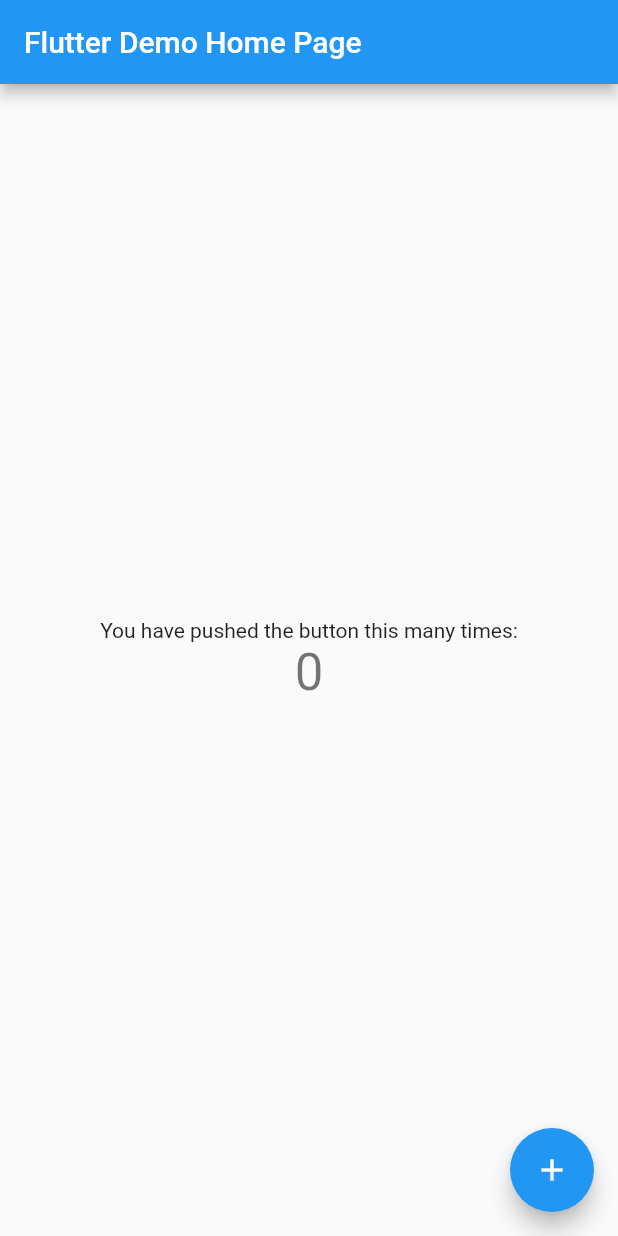
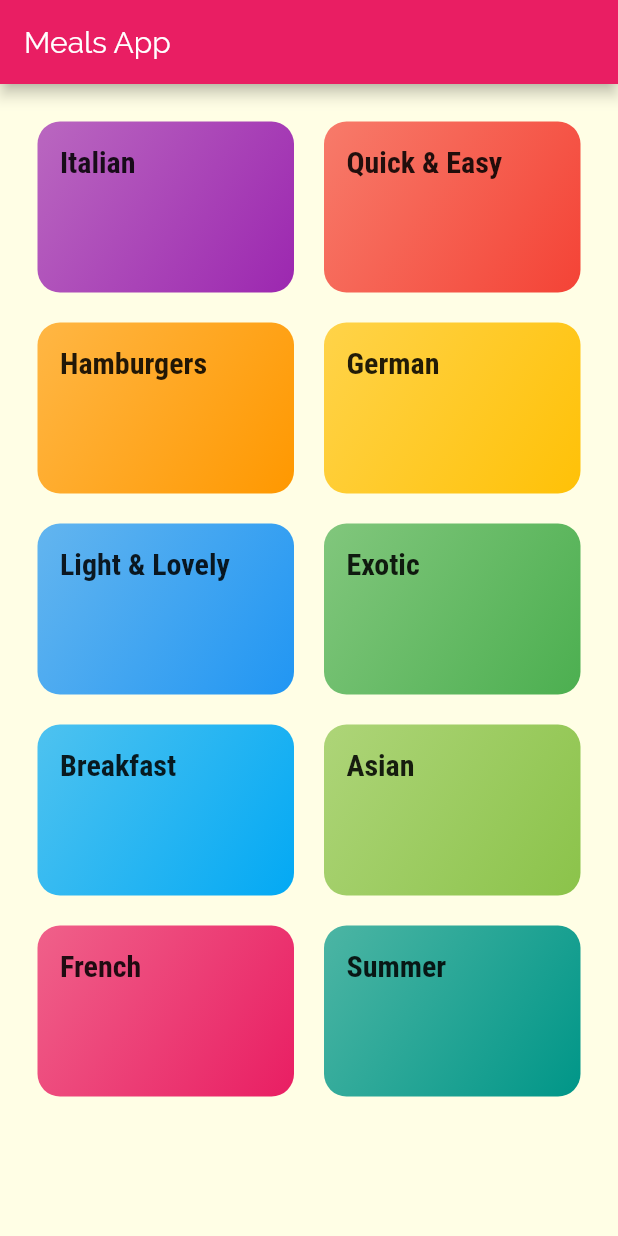
Before and after one commit to lazuardidev/meals-app-simple, a Flutter app: the screen it shows after launch, on a phone screen of 412 x 824 dp. Run offline on Flutter 3.47's test engine with Material 2 defaults, Android fonts, the phone set to English and light mode, and no system bars.

Commit message:
Setting theme main.dart and add routes, create categories screen with category item and create category meals screen for category detail screen

```diff
--- /dev/null
+++ b/lib/categories_screen.dart
@@ -0,0 +1,27 @@
+import 'package:flutter/material.dart';
+import 'package:meals_app/category_item.dart';
+import 'package:meals_app/dummy_data.dart';
+
+class CategoriesScreen extends StatelessWidget {
+  @override
+  Widget build(BuildContext context) {
+    return Scaffold(
+      appBar: AppBar(
+        title: const Text('Meals App'),
+      ),
+      body: GridView(
+        padding: const EdgeInsets.all(25),
+        children: DUMMY_CATEGORIES
+            .map(
+              (data) => CategoryItem(data.id, data.title, data.color),
+            )
+            .toList(),
+        gridDelegate: SliverGridDelegateWithMaxCrossAxisExtent(
+            maxCrossAxisExtent: 200,
+            childAspectRatio: 3 / 2,
+            crossAxisSpacing: 20,
+            mainAxisSpacing: 20),
+      ),
+    );
+  }
+}
--- /dev/null
+++ b/lib/category_item.dart
@@ -0,0 +1,47 @@
+import 'package:flutter/material.dart';
+import 'package:meals_app/category_meals_screen.dart';
+
+class CategoryItem extends StatelessWidget {
+  final String id;
+  final String title;
+  final Color color;
+
+  CategoryItem(this.id, this.title, this.color);
+
+  void selectCategory(BuildContext context){
+    Navigator.of(context).pushNamed(
+      CategoryMealsScreen.routeName,
+      arguments: {
+        'id': id,
+        'title': title,
+      },
+    );
+  }
+
+  @override
+  Widget build(BuildContext context) {
+    return InkWell(
+      onTap: () => selectCategory(context),
+      splashColor: Theme.of(context).primaryColor,
+      borderRadius: BorderRadius.circular(15),
+      child: Container(
+        padding: const EdgeInsets.all(15),
+        child: Text(
+          title,
+          style: Theme.of(context).textTheme.headline6,
+        ),
+        decoration: BoxDecoration(
+          gradient: LinearGradient(
+            colors: [
+              color.withOpacity(0.7),
+              color,
+            ],
+            begin: Alignment.topLeft,
+            end: Alignment.bottomRight
+          ),
+          borderRadius: BorderRadius.circular(15)
+        ),
+      ),
+    );
+  }
+}
--- /dev/null
+++ b/lib/category_meals_screen.dart
@@ -0,0 +1,28 @@
+import 'package:flutter/material.dart';
+// import 'package:meals_app/categories_screen.dart';
+
+class CategoryMealsScreen extends StatelessWidget {
+  static const routeName = '/category-meals';
+  // final String categoryId;
+  // final String categoryTitle;
+
+  // CategoryMealsScreen(this.categoryId, this.categoryTitle);
+
+  @override
+  Widget build(BuildContext context) {
+    final routeArgs = ModalRoute.of(context).settings.arguments as Map<String, String>;
+    final categoryTitle = routeArgs['title'];
+    final categoryId = routeArgs['id'];
+
+    return Scaffold(
+      appBar: AppBar(
+        title: Text(categoryTitle),
+      ),
+      body: Center(
+        child: Text(
+          'The Receipes For The Category!',
+        ),
+      ),
+    );
+  }
+}
--- a/lib/main.dart
+++ b/lib/main.dart
@@ -1,4 +1,6 @@
 import 'package:flutter/material.dart';
+import 'package:meals_app/categories_screen.dart';
+import 'package:meals_app/category_meals_screen.dart';
 
 void main() {
   runApp(MyApp());
@@ -9,105 +11,32 @@ class MyApp extends StatelessWidget {
   @override
   Widget build(BuildContext context) {
     return MaterialApp(
-      title: 'Flutter Demo',
+      title: 'Meals App',
       theme: ThemeData(
-        // This is the theme of your application.
-        //
-        // Try running your application with "flutter run". You'll see the
-        // application has a blue toolbar. Then, without quitting the app, try
-        // changing the primarySwatch below to Colors.green and then invoke
-        // "hot reload" (press "r" in the console where you ran "flutter run",
-        // or simply save your changes to "hot reload" in a Flutter IDE).
-        // Notice that the counter didn't reset back to zero; the application
-        // is not restarted.
-        primarySwatch: Colors.blue,
+        primarySwatch: Colors.pink,
+        accentColor: Colors.amber,
+        canvasColor: Color.fromRGBO(255, 254, 229, 1),
+        fontFamily: 'Raleway',
+        textTheme: ThemeData.light().textTheme.copyWith(
+          bodyText1: TextStyle(
+            color: Color.fromRGBO(20, 51, 51, 1),
+          ),
+          bodyText2: TextStyle(
+            color: Color.fromRGBO(20, 51, 51, 1),
+          ),
+          headline6: TextStyle(
+            fontSize: 20,
+            fontFamily: 'RobotoCondensed',
+            fontWeight: FontWeight.bold,
+          ),
+        ),
       ),
-      home: MyHomePage(title: 'Flutter Demo Home Page'),
+      // home: CategoriesScreen(),
+      initialRoute: '/',  // default is '/'
+      routes: {
+        '/': (context) => CategoriesScreen(),
+        CategoryMealsScreen.routeName: (context) => CategoryMealsScreen()
+      },
     );
   }
 }
-
-class MyHomePage extends StatefulWidget {
-  MyHomePage({Key key, this.title}) : super(key: key);
-
-  // This widget is the home page of your application. It is stateful, meaning
-  // that it has a State object (defined below) that contains fields that affect
-  // how it looks.
-
-  // This class is the configuration for the state. It holds the values (in this
-  // case the title) provided by the parent (in this case the App widget) and
-  // used by the build method of the State. Fields in a Widget subclass are
-  // always marked "final".
-
-  final String title;
-
-  @override
-  _MyHomePageState createState() => _MyHomePageState();
-}
-
-class _MyHomePageState extends State<MyHomePage> {
-  int _counter = 0;
-
-  void _incrementCounter() {
-    setState(() {
-      // This call to setState tells the Flutter framework that something has
-      // changed in this State, which causes it to rerun the build method below
-      // so that the display can reflect the updated values. If we changed
-      // _counter without calling setState(), then the build method would not be
-      // called again, and so nothing would appear to happen.
-      _counter++;
-    });
-  }
-
-  @override
-  Widget build(BuildContext context) {
-    // This method is rerun every time setState is called, for instance as done
-    // by the _incrementCounter method above.
-    //
-    // The Flutter framework has been optimized to make rerunning build methods
-    // fast, so that you can just rebuild anything that needs updating rather
-    // than having to individually change instances of widgets.
-    return Scaffold(
-      appBar: AppBar(
-        // Here we take the value from the MyHomePage object that was created by
-        // the App.build method, and use it to set our appbar title.
-        title: Text(widget.title),
-      ),
-      body: Center(
-        // Center is a layout widget. It takes a single child and positions it
-        // in the middle of the parent.
-        child: Column(
-          // Column is also a layout widget. It takes a list of children and
-          // arranges them vertically. By default, it sizes itself to fit its
-          // children horizontally, and tries to be as tall as its parent.
-          //
-          // Invoke "debug painting" (press "p" in the console, choose the
-          // "Toggle Debug Paint" action from the Flutter Inspector in Android
-          // Studio, or the "Toggle Debug Paint" command in Visual Studio Code)
-          // to see the wireframe for each widget.
-          //
-          // Column has various properties to control how it sizes itself and
-          // how it positions its children. Here we use mainAxisAlignment to
-          // center the children vertically; the main axis here is the vertical
-          // axis because Columns are vertical (the cross axis would be
-          // horizontal).
-          mainAxisAlignment: MainAxisAlignment.center,
-          children: <Widget>[
-            Text(
-              'You have pushed the button this many times:',
-            ),
-            Text(
-              '$_counter',
-              style: Theme.of(context).textTheme.headline4,
-            ),
-          ],
-        ),
-      ),
-      floatingActionButton: FloatingActionButton(
-        onPressed: _incrementCounter,
-        tooltip: 'Increment',
-        child: Icon(Icons.add),
-      ), // This trailing comma makes auto-formatting nicer for build methods.
-    );
-  }
-}
```
